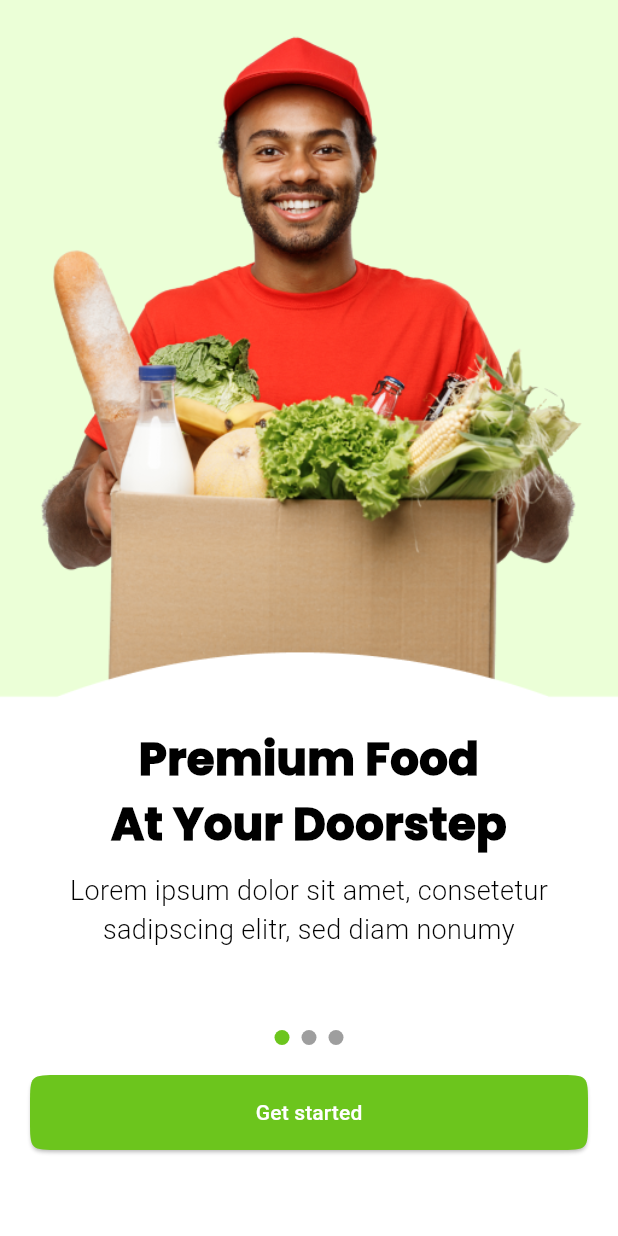
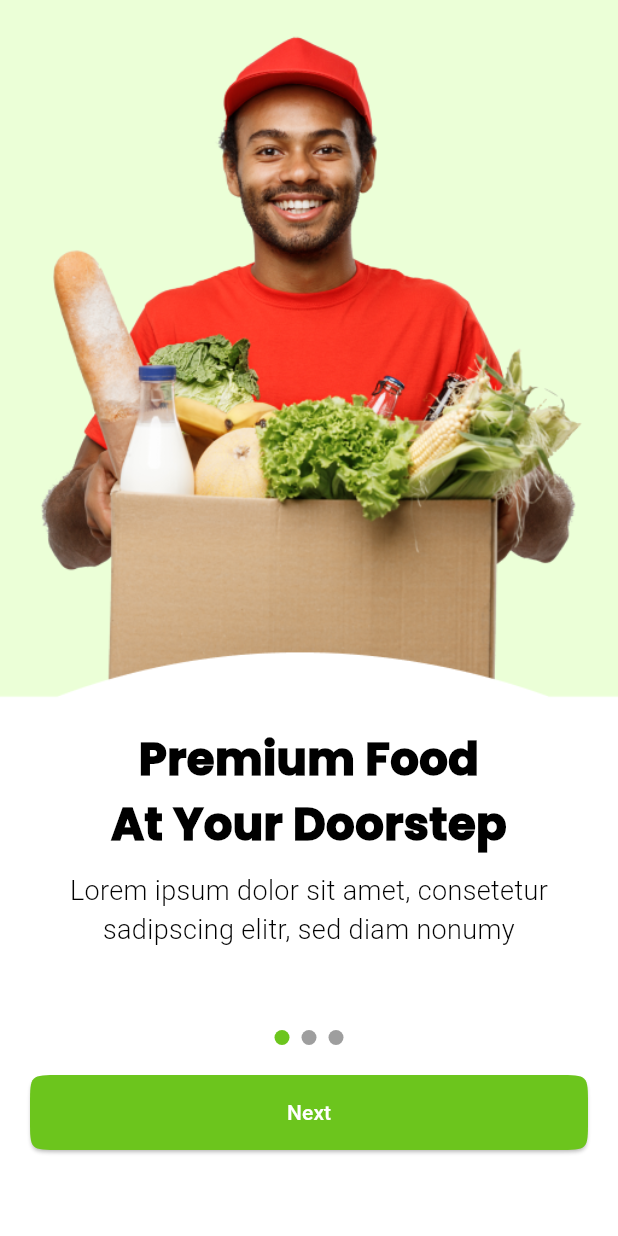
Before and after one commit to SiroProg/sirozhiddin_project, a Flutter app: the screen it shows after launch, on a phone screen of 412 x 824 dp. Run offline on Flutter 3.47's test engine with Material 3 defaults, Android fonts, the light colour scheme and no system bars; drawn by our look-alikes of smooth_page_indicator; our stand-ins replace flutter_riverpod.

Commit message:
all updates

```diff
--- a/lib/src/feature/splash_screen/splash_screen.dart
+++ b/lib/src/feature/splash_screen/splash_screen.dart
@@ -1,7 +1,10 @@
 import 'package:flutter/material.dart';
 import 'package:flutter_riverpod/flutter_riverpod.dart';
+import 'package:sirozhiddin_project/src/common/provider/app_provider.dart';
 import 'package:sirozhiddin_project/src/common/style/app_colors.dart';
 import 'package:smooth_page_indicator/smooth_page_indicator.dart';
+
+import '../register_screen/register_screen.dart';
 
 class CustomSplashScreen extends ConsumerStatefulWidget {
   const CustomSplashScreen({super.key});
@@ -11,18 +14,15 @@ class CustomSplashScreen extends ConsumerStatefulWidget {
 }
 
 class _CustomSplashScreenState extends ConsumerState<CustomSplashScreen> {
-  late final PageController pageController;
-  int currentPage = 0;
-
   void initState() {
     super.initState();
-    pageController = PageController();
+    ref.read(appProvider).pageController = PageController();
   }
 
   @override
   void deactivate() {
     super.deactivate();
-    pageController.dispose();
+    ref.read(appProvider).pageController.dispose();
   }
 
   @override
@@ -32,8 +32,8 @@ class _CustomSplashScreenState extends ConsumerState<CustomSplashScreen> {
         child: Stack(
           children: [
             PageView(
-              controller: pageController,
-              children: [
+              controller: ref.watch(appProvider).pageController,
+              children: const [
                 SplashScreenWidget(
                   image: "assets/images/Splash2-1.png",
                   title: "Premium Food\nAt Your Doorstep",
@@ -62,7 +62,7 @@ class _CustomSplashScreenState extends ConsumerState<CustomSplashScreen> {
                   height: MediaQuery.of(context).size.height / 1.2,
                 ),
                 SmoothPageIndicator(
-                  controller: pageController,
+                  controller: ref.watch(appProvider).pageController,
                   count: 3,
                   effect: WormEffect(
                     activeDotColor: AppColors.green,
@@ -80,16 +80,38 @@ class _CustomSplashScreenState extends ConsumerState<CustomSplashScreen> {
                     child: ElevatedButton(
                       style: ElevatedButton.styleFrom(
                         backgroundColor: AppColors.green,
-                        shape: ContinuousRectangleBorder(
-                            borderRadius:
-                                BorderRadius.all(Radius.circular(20))),
+                        shape: const ContinuousRectangleBorder(
+                          borderRadius: BorderRadius.all(
+                            Radius.circular(20),
+                          ),
+                        ),
                       ),
                       onPressed: () {
-
+                        if (ref.watch(appProvider).initialSplashPage.value %
+                                3 ==
+                            0) {
+                          Navigator.push(
+                            context,
+                            MaterialPageRoute(
+                              builder: (context) => RegisterScreen(),
+                            ),
+                          );
+                        } else {
+                          ref.read(appProvider).pageController.nextPage(
+                              duration: Duration(milliseconds: 500),
+                              curve: Curves.easeIn);
+                          ref.read(appProvider).initialSplashPage.value++;
+                        }
                       },
-                      child: Text(
-                        "Get started",
-                        style: TextStyle(color: AppColors.white),
+                      child: ValueListenableBuilder(
+                        valueListenable:
+                            ref.watch(appProvider).initialSplashPage,
+                        builder: (ctx, value, child) {
+                          return Text(
+                            value % 3 == 0 ? "Get started" : "Next",
+                            style: TextStyle(color: AppColors.white),
+                          );
+                        },
                       ),
                     ),
                   ),
```
Also changed, not shown: lib/src/common/provider/app_provider.dart (+5 -5 lines), lib/src/feature/register_screen/register_screen.dart (added, +67 -0 lines), assets/fonts/Poppins-BlackItalic.ttf (deleted), assets/images/welcom1.png (added), pubspec.lock.
